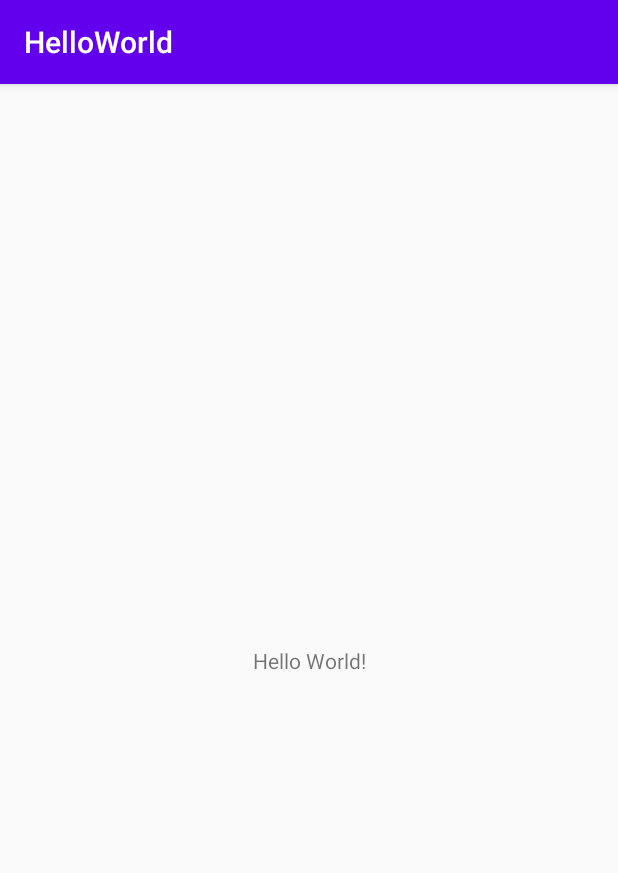
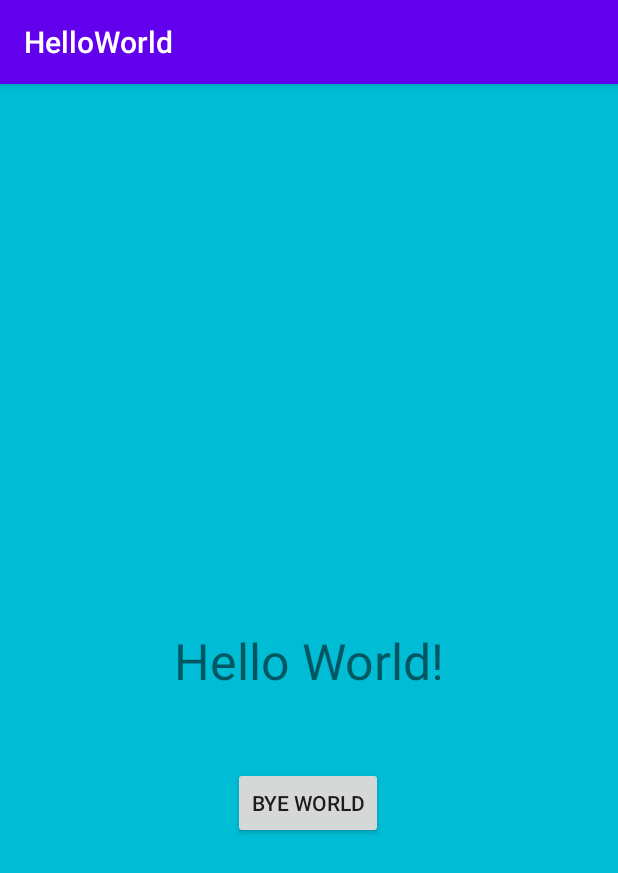
Before and after one commit to ParampreetP/CS441, an Android app: the screen it shows after launch (MainActivity), on a phone screen of 412 x 824 dp. Shown: the top 873 px of the screen. Run offline under Robolectric (Android 15) with nearby library versions, the phone set to English and light mode, and no system bars.

Commit message:
Worked on Some

```diff
--- a/HelloWorld/app/src/main/java/edu/binghamton/helloworld/MainActivity.java
+++ b/HelloWorld/app/src/main/java/edu/binghamton/helloworld/MainActivity.java
@@ -3,12 +3,31 @@ package edu.binghamton.helloworld;
 import androidx.appcompat.app.AppCompatActivity;
 
 import android.os.Bundle;
+import android.view.View;
+import android.widget.Button;
+import android.widget.TextView;
+import android.widget.Toast;
 
 public class MainActivity extends AppCompatActivity {
+
+    Button button;
+    TextView txtview;
 
     @Override
     protected void onCreate(Bundle savedInstanceState) {
         super.onCreate(savedInstanceState);
         setContentView(R.layout.activity_main);
+        button = (Button) findViewById(R.id.hello_btn);
+        txtview = (TextView) findViewById(R.id.hello_txt);
+
+
+        button.setOnClickListener(new View.OnClickListener(){
+
+            @Override
+            public void onClick(View v) {
+                txtview.setText("");
+            }
+        });
     }
+
 }
--- a/HelloWorld/app/src/main/res/layout/activity_main.xml
+++ b/HelloWorld/app/src/main/res/layout/activity_main.xml
@@ -4,9 +4,12 @@
     xmlns:tools="http://schemas.android.com/tools"
     android:layout_width="match_parent"
     android:layout_height="match_parent"
+    android:background="#00BCD4"
     tools:context=".MainActivity">
 
     <TextView
+        android:id="@+id/hello_txt"
+        android:textSize="15pt"
         android:layout_width="wrap_content"
         android:layout_height="wrap_content"
         android:text="Hello World!"
@@ -15,4 +18,16 @@
         app:layout_constraintRight_toRightOf="parent"
         app:layout_constraintTop_toTopOf="parent" />
 
+    <Button
+        android:id="@+id/hello_btn"
+        android:layout_width="wrap_content"
+        android:layout_height="wrap_content"
+        android:text="BYE WORLD"
+        app:layout_constraintBottom_toBottomOf="parent"
+        app:layout_constraintHorizontal_bias="0.498"
+        app:layout_constraintLeft_toLeftOf="parent"
+        app:layout_constraintRight_toRightOf="parent"
+        app:layout_constraintTop_toTopOf="parent"
+        app:layout_constraintVertical_bias="0.632" />
+
 </androidx.constraintlayout.widget.ConstraintLayout>
```
